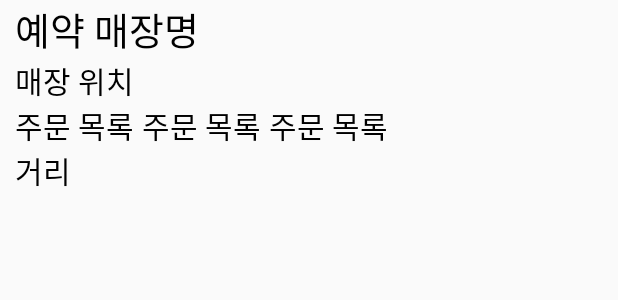
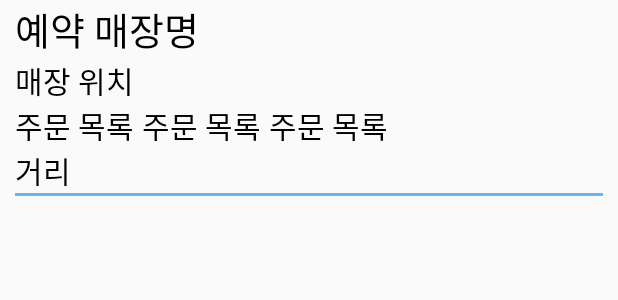
Before and after one commit to lineplus2/MobileKisok, an Android app: the layout consumer_main_mypage_item.xml on its own in the app's theme, with its tools: preview values and no code run, on a phone screen of 412 x 824 dp. Shown: the top 300 px of the screen. Run offline under Robolectric (Android 15) with nearby library versions, the light colour scheme and no system bars.

Commit message:
ActionBar

```diff
--- a/app/src/main/java/com/example/kw_mk/ConsumerMainStore.java
+++ b/app/src/main/java/com/example/kw_mk/ConsumerMainStore.java
@@ -6,6 +6,7 @@ import android.widget.TextView;
 import android.widget.Toast;
 
 import androidx.annotation.Nullable;
+import androidx.appcompat.app.ActionBar;
 import androidx.appcompat.app.AppCompatActivity;
 
 import com.google.android.gms.tasks.OnSuccessListener;
@@ -17,11 +18,11 @@ public class ConsumerMainStore extends AppCompatActivity {
 
     TextView StoreName, StoreNum, StoreContent, StoreOwner, StoreAddress;
 
-
     @Override
     protected void onCreate(@Nullable Bundle savedInstanceState) {
         super.onCreate(savedInstanceState);
         setContentView(R.layout.consumer_main_store);
+
 
         StoreName = findViewById(R.id.Store_Info_Name);
         StoreNum = findViewById(R.id.Store_Info_Num);
--- a/app/src/main/java/com/example/kw_mk/FragmentSellerHome.java
+++ b/app/src/main/java/com/example/kw_mk/FragmentSellerHome.java
@@ -34,7 +34,6 @@ public class FragmentSellerHome extends Fragment {
         //if문
         ViewGroup rootView = (ViewGroup) inflater.inflate(R.layout.seller_main_storemgmt, container, false);
         //rootView = (ViewGroup) inflater.inflate(R.layout.seller_main_fail, container, false);
-
         store_img = rootView.findViewById(R.id.store_img);
         store_id = rootView.findViewById(R.id.store_id);
         store_content = rootView.findViewById(R.id.store_content);
--- a/app/src/main/java/com/example/kw_mk/LoginActivity.java
+++ b/app/src/main/java/com/example/kw_mk/LoginActivity.java
@@ -64,6 +64,8 @@ public class LoginActivity extends AppCompatActivity {
     protected void onCreate(Bundle savedInstanceState) {
         super.onCreate(savedInstanceState);
         setContentView(R.layout.activity_login);
+
+        getSupportActionBar().hide();
 
         pref = getSharedPreferences("loginData", MODE_PRIVATE);
         load();
--- a/app/src/main/java/com/example/kw_mk/Select_Page.java
+++ b/app/src/main/java/com/example/kw_mk/Select_Page.java
@@ -40,6 +40,8 @@ public class Select_Page extends AppCompatActivity {
     protected void onCreate(Bundle savedInstanceState) {
         super.onCreate(savedInstanceState);
         setContentView(R.layout.select_page);
+
+        getSupportActionBar().hide();
 
         btn_order = (Button) findViewById(R.id.btn_order);
         btn_customer = (Button) findViewById(R.id.btn_customer);
--- a/app/src/main/res/layout/consumer_main_mypage_item.xml
+++ b/app/src/main/res/layout/consumer_main_mypage_item.xml
@@ -4,7 +4,8 @@
     android:layout_width="match_parent"
     android:layout_height="wrap_content"
     android:orientation="vertical"
-    android:layout_marginLeft="10dp">
+    android:layout_marginLeft="10dp"
+    android:layout_marginRight="10dp">
 
     <TextView
         android:layout_width="wrap_content"
@@ -45,4 +46,12 @@
         android:text="거리"
         android:theme="@style/Text_Black20"/>
 
+    <TextView
+        android:layout_width="match_parent"
+        android:layout_height="2dp"
+        android:background="@color/materialBlue300"
+        android:layout_marginBottom="10dp"/>
+
+
+
 </LinearLayout>
--- a/app/src/main/res/layout/seller_main_store_add.xml
+++ b/app/src/main/res/layout/seller_main_store_add.xml
@@ -206,7 +206,8 @@
             android:gravity="center"
             android:hint=" - 없이 입력하세요"
             android:inputType="number"
-            android:lines="2" />
+            android:lines="2"
+            android:maxLines="2"/>
 
         <Button
             android:id="@+id/addres_details"
@@ -234,8 +235,7 @@
         android:layout_width="match_parent"
         android:layout_height="wrap_content"
         android:layout_gravity="center"
-        android:layout_marginTop="10dp"
-        android:layout_marginBottom="10dp"
+        android:layout_margin="10dp"
         android:background="@drawable/rounded_button_background_blue"
         android:text="가입하기"
         android:textColor="#ffffff"
--- a/app/src/main/res/values/styles.xml
+++ b/app/src/main/res/values/styles.xml
@@ -1,11 +1,12 @@
 <resources>
     <!-- Base application theme. -->
     <style name="AppTheme" parent="Theme.AppCompat.Light.DarkActionBar">
-        <item name="windowNoTitle">true</item>
+<!--        <item name="windowNoTitle">true</item>-->
         <!-- Customize your theme here. -->
         <item name="colorPrimary">@color/colorPrimary</item>
         <item name="colorPrimaryDark">@color/colorPrimaryDark</item>
         <item name="colorAccent">@color/colorAccent</item>
+        <item name="actionBarTheme">@style/AppTheme.AppBarOverlay</item>
     </style>
 
     <style name="TextInputLayoutTheme" parent="Theme.AppCompat">
@@ -14,6 +15,10 @@
         <item name="colorAccent">@color/textColorPrimary</item>
         <item name="colorControlNormal">@color/textColorPrimary</item>
         <item name="colorControlActivated">@color/textColorPrimary</item>
+    </style>
+
+    <style name="AppTheme.AppBarOverlay" parent="ThemeOverlay.AppCompat.Dark.ActionBar">
+        <item name="android:textColorPrimary">@color/black</item>
     </style>
 
     <style name="Text_Black15" parent="Theme.AppCompat">
```
Also changed, not shown: app/src/main/java/com/example/kw_mk/ConsumerMainActivity.java (+8 -0 lines), app/src/main/java/com/example/kw_mk/SellerMainActivity.java (+12 -0 lines), app/src/main/res/layout/seller_main.xml (+5 -4 lines).
